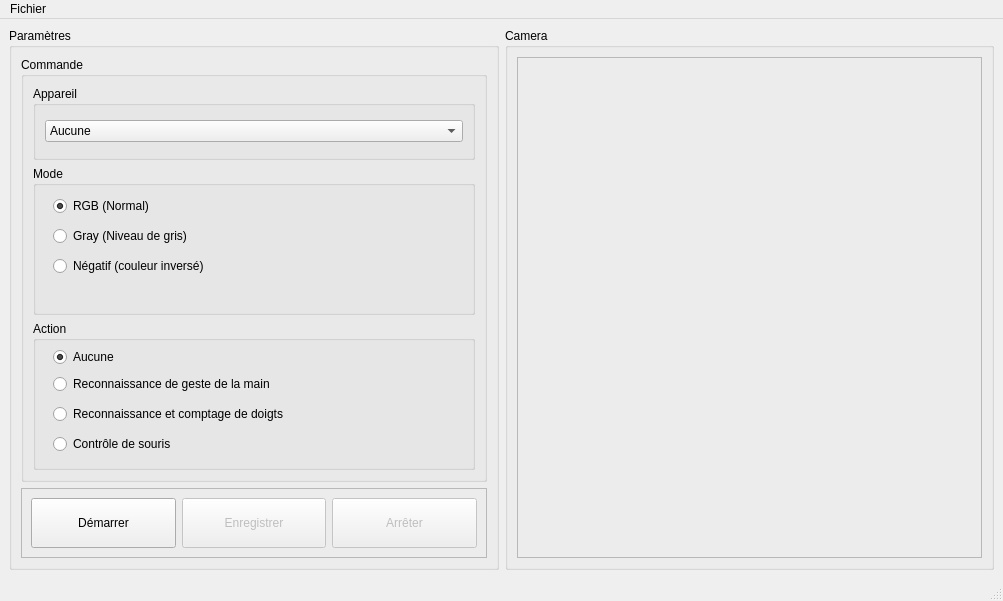
Before: the Qt Designer form resources/gui/home.ui in MRxACR/RGCD, drawn with Qt 5.
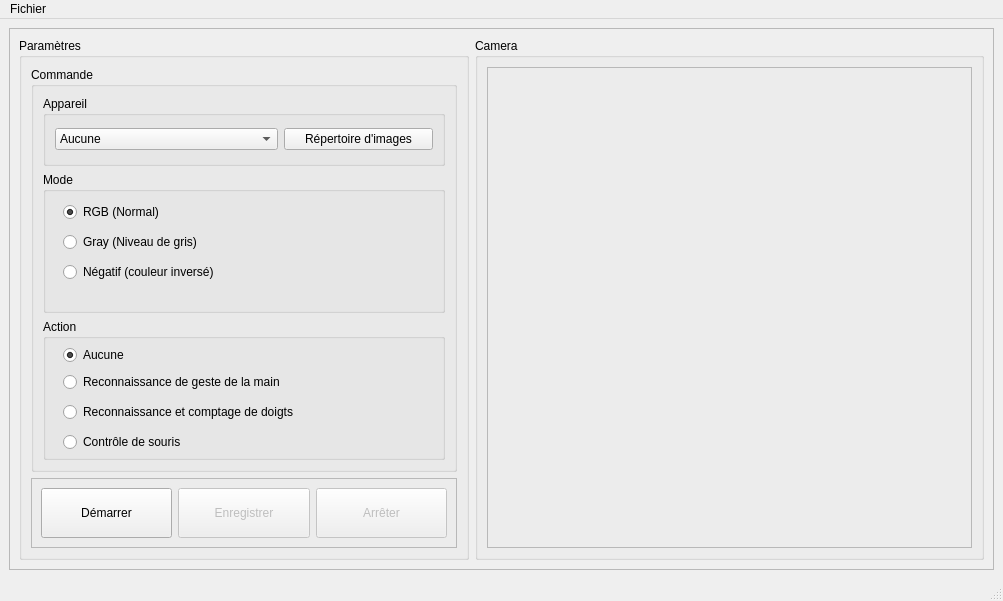
After: the same form once the commit is applied.

Commit message: save button implemented

```diff
--- a/resources/gui/home.ui
+++ b/resources/gui/home.ui
@@ -20,9 +20,24 @@
    <string>Tâna vision</string>
   </property>
   <widget class="QWidget" name="centralwidget">
+   <layout class="QVBoxLayout" name="verticalLayout_4">
+    <item>
+     <widget class="QFrame" name="frame_2">
+      <property name="frameShape">
+       <enum>QFrame::StyledPanel</enum>
+      </property>
+      <property name="frameShadow">
+       <enum>QFrame::Raised</enum>
+      </property>
    <layout class="QHBoxLayout" name="horizontalLayout">
     <item>
      <widget class="QGroupBox" name="groupBox_2">
+         <property name="maximumSize">
+          <size>
+           <width>450</width>
+           <height>16777215</height>
+          </size>
+         </property>
       <property name="title">
        <string>Paramètres</string>
       </property>
@@ -38,7 +53,9 @@
             <property name="title">
              <string>Appareil</string>
             </property>
-            <layout class="QHBoxLayout" name="horizontalLayout_3">
+               <layout class="QVBoxLayout" name="verticalLayout_5">
+                <item>
+                 <layout class="QHBoxLayout" name="horizontalLayout_3" stretch="3,2">
              <item>
               <widget class="QComboBox" name="cbCamera">
                <item>
@@ -48,6 +65,15 @@
                </item>
               </widget>
              </item>
+                  <item>
+                   <widget class="QPushButton" name="btnSavePath">
+                    <property name="text">
+                     <string>Répertoire d'images</string>
+                    </property>
+                   </widget>
+                  </item>
+                 </layout>
+                </item>
             </layout>
            </widget>
           </item>
@@ -249,6 +275,9 @@
          <property name="frameShadow">
           <enum>QFrame::Raised</enum>
          </property>
+           </widget>
+          </item>
+         </layout>
         </widget>
        </item>
       </layout>
```
Lines whose indentation alone changed are shown as unchanged. The commit also changes 1 other file.
